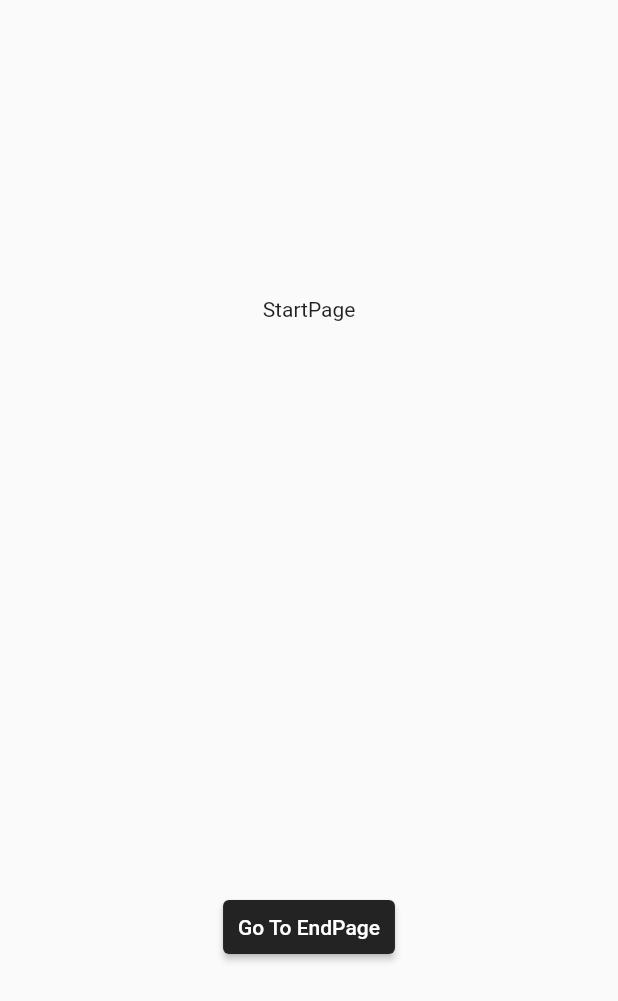
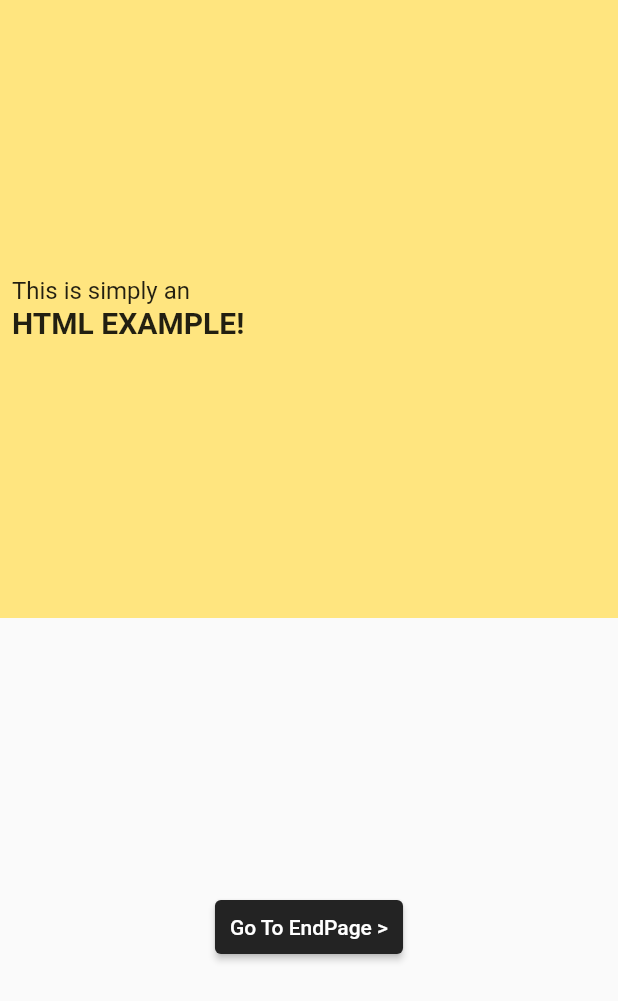
Before and after one commit to redfrogred/fortune1, a Flutter app: the screen it shows after launch, on a phone screen of 412 x 824 dp. Shown: the top 1001 px of the screen. Run offline on Flutter 3.47's test engine with Material 2 defaults, Android fonts, the phone set to English and light mode, and no system bars; drawn by our look-alikes of flutter_html; our stand-ins replace page_transition.

Commit message:
html class added

```diff
--- /dev/null
+++ b/lib/classes/Html_Frags.dart
@@ -0,0 +1,31 @@
+// ignore_for_file: camel_case_types, non_constant_identifier_names
+
+import './Config.dart';
+import './Utils.dart';
+
+class Html_Frags {
+
+    Html_Frags() {
+      Utils.log('HTML_Frags() class ("html_frags.dart") initialized');
+    }
+
+    // this is a whack of HTML fragments for various things...
+    // some small fragments, some whole pages of info
+    // (which should be obvious by the key name)
+    String frag( String key ) {
+
+     //Utils.log('(html_frags.dart) frag() with array size of ' + arr.length.toString());
+
+     String frag = "(empty frag)";
+
+     switch( key ) {
+       // THESE BE FOR: the main headline (like "Are you ready for Today's Challenge?")
+       case 'startpage_example': {
+        frag = '<div style="text-align: center;"><p style="font-size: 16px;">This is simply an<br /><b style="font-size: 20px;">HTML EXAMPLE!</b></p></div>';
+        break;
+       }
+     }
+    return frag;
+  }
+
+}
--- a/lib/pages/EndPage.dart
+++ b/lib/pages/EndPage.dart
@@ -36,7 +36,7 @@ class EndPage extends StatelessWidget {
                             child: StartPage(),
                             childCurrent: this));
                   },
-                  child: const Text('Go To EndPage')),
+                  child: const Text('< Back to StartPage')),
             ),
           ),
         ],
--- a/lib/pages/StartPage.dart
+++ b/lib/pages/StartPage.dart
@@ -3,6 +3,7 @@ import '../classes/_core.dart'; // loads all the "core" classes
 import '../providers/Controller.dart';
 import 'package:page_transition/page_transition.dart';
 import '../pages/_all.dart';
+import 'package:flutter_html/flutter_html.dart';
 
 class StartPage extends StatelessWidget {
   const StartPage({Key? key}) : super(key: key);
@@ -14,9 +15,16 @@ class StartPage extends StatelessWidget {
     return Scaffold(
       body: Column(
         children: [
-          const Flexible(
-            child: Center(
-              child: Text('StartPage'),
+          Expanded(
+            flex: 1,
+            child: Container(
+              color: Colors.amberAccent[100],
+              child: Center(
+                child: Html(
+                  //data: '<div style="text-align: center;">This is <b>HTML</b></div>',
+                  data: controller.getHtmlFrag('startpage_example')
+                )
+              )
             ),
           ),
           Flexible(
@@ -34,7 +42,7 @@ class StartPage extends StatelessWidget {
                             child: EndPage(),
                             childCurrent: this));
                   },
-                  child: const Text('Go To EndPage')),
+                  child: const Text('Go To EndPage >')),
             ),
           ),
         ],
--- a/lib/providers/Controller.dart
+++ b/lib/providers/Controller.dart
@@ -1,6 +1,7 @@
 // ignore_for_file: file_names
 
 import 'package:flutter/material.dart';
+import '../classes/Html_Frags.dart';
 import '../classes/Utils.dart';
 
 // This is the "brains" of the app... 90% of it is for pushing UI
@@ -11,6 +12,9 @@ class Controller with ChangeNotifier {
   Controller () {
     Utils.log('Controller() class ("Controller.dart") initialized');
   }
+
+ // grab the html snippets class
+  Html_Frags htm = Html_Frags();
 
   // =================
   // NAVIGATION STUFF
@@ -34,4 +38,14 @@ class Controller with ChangeNotifier {
     Navigator.of(context).pushNamed(_currentPageArray[num]);
   }
 
+  // this uses the Html_Frags() to serve up the pre-fab snippets of HTML
+  String getHtmlFrag( String key ) {
+
+    // some snippets need some variables passed in, which is done
+    // with an array of strings here:
+    // (there is nothing yet... in Daily5 I pass an array as a 2nd param...)
+    return htm.frag( key );
+
+  }
+
 }
--- a/pubspec.yaml
+++ b/pubspec.yaml
@@ -15,6 +15,7 @@ dependencies:
   cupertino_icons: ^1.0.2
   provider: ^6.0.2
   page_transition: ^2.0.4
+  flutter_html: ^2.2.1
 
 dev_dependencies:
   flutter_test:
```
